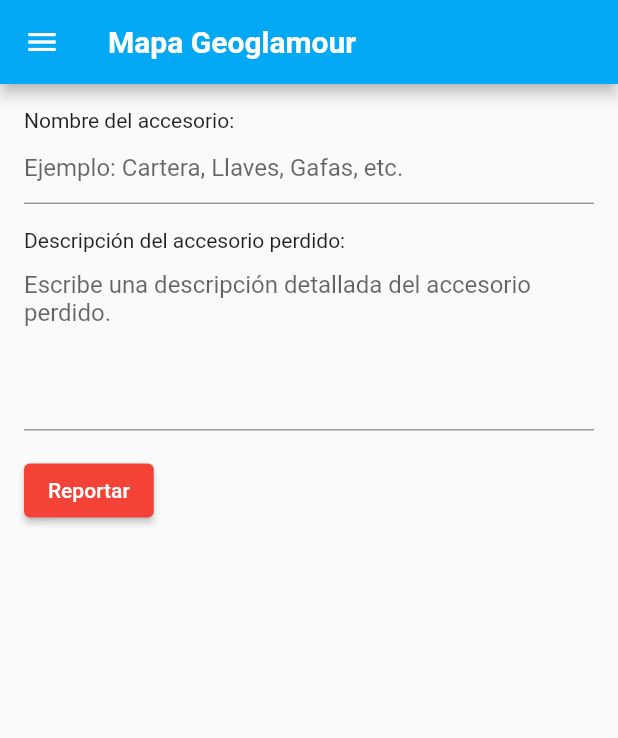
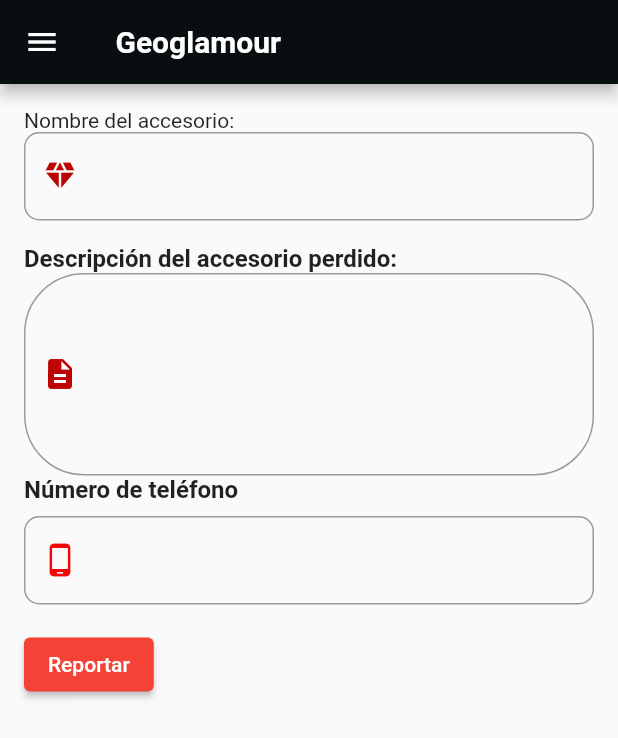
Before and after one commit to Brandonmejia19/GeoGlamour, a Flutter app: the accesorios screen opened directly, after a tap on "Reportar", on a phone screen of 412 x 824 dp. Shown: the top 738 px of the screen. Run offline on Flutter 3.47's test engine with Material 2 defaults, Android fonts, the phone set to English and light mode, and no system bars; our stand-ins replace cloud_firestore, firebase_auth, firebase_core, geolocator, google_maps_flutter, quickalert; accounts and stored records are empty.

Commit message:
cambio final

```diff
--- a/lib/accesorio.dart
+++ b/lib/accesorio.dart
@@ -1,7 +1,10 @@
+import 'package:firebase_auth/firebase_auth.dart';
 import 'package:flutter/material.dart';
 import 'package:geoglamour/main.dart';
 import 'package:geoglamour/reportar.dart';
 import 'package:geoglamour/views/login_page.dart';
+import 'package:quickalert/models/quickalert_type.dart';
+import 'package:quickalert/widgets/quickalert_dialog.dart';
 import 'login.dart';
 
 void main() {
@@ -35,9 +38,9 @@ class accesorios extends StatelessWidget {
   Widget build(BuildContext context) {
     return Scaffold(
         appBar: AppBar(
-          title: const Text('Mapa Geoglamour',
+          title: const Text(' Geoglamour',
               style: TextStyle(fontSize: 20.0, fontWeight: FontWeight.bold)),
-          backgroundColor: Colors.lightBlue,
+          backgroundColor: const Color.fromARGB(255, 3, 5, 6),
           leading: Builder(
             builder: (BuildContext context) {
               return IconButton(
@@ -127,10 +130,20 @@ class accesorios extends StatelessWidget {
                   ),
                 ),
                 onTap: () {
-                  Navigator.push(
-                    context,
-                    MaterialPageRoute(builder: (context) => LoginPage()),
-                  ); // Cierra el Drawer
+
+                  QuickAlert.show(
+      context: context,
+      text: '¿Realmente desea cerrar su sesión?',
+      type: QuickAlertType.confirm,
+      onConfirmBtnTap: (){
+        FirebaseAuth.instance.signOut();
+        Navigator.pushNamed(context, "/login");
+
+      } );
+                  //Navigator.push(
+                    //context,
+                   // MaterialPageRoute(builder: (context) => LoginPage()),
+                  //); // Cierra el Drawer
                   // Agrega la lógica para navegar a la página "Acerca de" aquí
                 },
               ),
@@ -151,7 +164,7 @@ class accesorios extends StatelessWidget {
                     Icon(
                       Icons.location_on, // Puedes elegir cualquier icono que desees
                       size: 100, // Tamaño del ícono
-                      color: Colors.red, // Color del ícono
+                      color: const Color.fromARGB(255, 236, 19, 3), // Color del ícono
                     ),
                     // Espacio entre la imagen y la información
                     Expanded(
--- a/lib/main.dart
+++ b/lib/main.dart
@@ -324,7 +324,7 @@ class _MapScreenState extends State<MapScreen> {
                     child: Icon(Icons.my_location),
                   ),
                 ),
-                Positioned(
+               /* Positioned(
                   top: 400,
                   right: 0,
                   child: FloatingActionButton(
@@ -333,7 +333,7 @@ class _MapScreenState extends State<MapScreen> {
                     backgroundColor: Colors.deepOrange,
                     child: Icon(Icons.map_sharp),
                   ),
-                ),
+                ),*/
                 Positioned(
                   top: 330,
                   right: 0,
--- a/lib/reportar.dart
+++ b/lib/reportar.dart
@@ -37,9 +37,9 @@ class reportar extends StatelessWidget {
   Widget build(BuildContext context) {
     return Scaffold(
       appBar: AppBar(
-        title: const Text('Mapa Geoglamour',
+        title: const Text(' Geoglamour',
             style: TextStyle(fontSize: 20.0, fontWeight: FontWeight.bold)),
-        backgroundColor: Colors.lightBlue,
+        backgroundColor: const Color.fromARGB(255, 9, 14, 16),
         leading: Builder(
           builder: (BuildContext context) {
             return IconButton(
@@ -74,7 +74,7 @@ class reportar extends StatelessWidget {
               ),
             ),
             ListTile(
-              leading: Icon(Icons.map,color: Colors.lightGreen,),
+              leading: Icon(Icons.map,color: Color.fromARGB(255, 226, 131, 7),),
               title: Text(
                 'Mapa',
                 style: TextStyle(fontSize: 20),
@@ -88,7 +88,7 @@ class reportar extends StatelessWidget {
               },
             ),
             ListTile(
-              leading: Icon(Icons.diamond_rounded,color: Colors.lightBlue,),
+              leading: Icon(Icons.diamond_rounded,color: const Color.fromARGB(255, 6, 8, 8),),
               title: Text(
                 'Accesorios',
                 style: TextStyle(fontSize: 20),
@@ -188,26 +188,89 @@ class _ReportAccessoryFormState extends State<ReportAccessoryForm> {
   Widget build(BuildContext context) {
     return Padding(
       padding: EdgeInsets.all(16.0),
+      child: SingleChildScrollView(
         child: Column(
           crossAxisAlignment: CrossAxisAlignment.start,
           children: <Widget>[
+      Column(
+        crossAxisAlignment: CrossAxisAlignment.start, // Alinea los elementos a la izquierda
+        children: [
           Text('Nombre del accesorio:'),
           TextFormField(
         controller: nameController,
         decoration: InputDecoration(
           hintText: 'Ejemplo: Cartera, Llaves, Gafas, etc.',
+          labelText: '',
+          labelStyle: TextStyle(color: const Color.fromARGB(255, 15, 16, 17)),
+          hintStyle: TextStyle(color: Colors.grey),
+          prefixIcon: Icon(Icons.diamond, color: Color.fromARGB(255, 188, 4, 4)),
+          border: OutlineInputBorder(
+            borderRadius: BorderRadius.circular(10.0),
+            borderSide: BorderSide(color: const Color.fromARGB(255, 1, 2, 2)),
+          ),
+          focusedBorder: OutlineInputBorder(
+            borderRadius: BorderRadius.circular(10.0),
+            borderSide: BorderSide(color: const Color.fromARGB(255, 20, 20, 21), width: 2.0),
           ),
         ),
+          ),
+        ],
+      ),
+
+            Column(
+        crossAxisAlignment: CrossAxisAlignment.start,
+        children: [
           SizedBox(height: 16.0),
-          Text('Descripción del accesorio perdido:'),
+          Text('Descripción del accesorio perdido:', style: TextStyle(fontSize: 16.0, fontWeight: FontWeight.bold)),
           TextFormField(
         controller: descriptionController,
         maxLines: 5,
         decoration: InputDecoration(
-              hintText:
-              'Escribe una descripción detallada del accesorio perdido.',
+          prefixIcon: Icon(Icons.description, color: Color.fromARGB(255, 188, 4, 4)), // Icono a la izquierda
+          hintText: 'Escribe una descripción detallada del accesorio perdido.',
+          labelText: '',
+          labelStyle: TextStyle(color: const Color.fromARGB(255, 6, 6, 6)),
+          hintStyle: TextStyle(color: Colors.grey),
+          border: OutlineInputBorder(
+            borderRadius: BorderRadius.circular(40.0),
+            borderSide: BorderSide(color: const Color.fromARGB(255, 13, 13, 13)),
+          ),
+          focusedBorder: OutlineInputBorder(
+            borderRadius: BorderRadius.circular(10.0),
+            borderSide: BorderSide(color: const Color.fromARGB(255, 4, 4, 4), width: 2.0),
           ),
         ),
+          ),
+        ],
+      ),
+
+
+            Column(
+        crossAxisAlignment: CrossAxisAlignment.start,
+        children: [
+          Text('Número de teléfono', style: TextStyle(fontSize: 16, fontWeight: FontWeight.bold)),
+          SizedBox(height: 8.0),
+          TextFormField(
+        controller: nameController,
+        decoration: InputDecoration(
+          hintText: 'Teléfono',
+          labelText: '',
+          labelStyle: TextStyle(color: const Color.fromARGB(255, 15, 16, 17)),
+          hintStyle: TextStyle(color: Colors.grey),
+          prefixIcon: Icon(Icons.phone_android, color:  Color.fromARGB(255, 245, 5, 5)), // Icono a la izquierda
+          border: OutlineInputBorder(
+            borderRadius: BorderRadius.circular(10.0),
+            borderSide: BorderSide(color: const Color.fromARGB(255, 1, 2, 2)),
+          ),
+          focusedBorder: OutlineInputBorder(
+            borderRadius: BorderRadius.circular(10.0),
+            borderSide: BorderSide(color: const Color.fromARGB(255, 20, 20, 21), width: 2.0),
+          ),
+        ),
+          ),
+        ],
+      ),
+
             SizedBox(height: 16.0),
             ElevatedButton(
               onPressed: () {
@@ -247,6 +310,7 @@ class _ReportAccessoryFormState extends State<ReportAccessoryForm> {
             ),
           ],
         ),
+      ),
     );
   }
 
--- a/pubspec.yaml
+++ b/pubspec.yaml
@@ -43,6 +43,8 @@ dependencies:
   quickalert: ^1.0.2
   firebase_auth: ^4.13.0
   geolocator: ^10.1.0
+  qr_flutter: ^4.0.0
+  flutter_barcode_scanner: ^2.0.0
 
 dev_dependencies:
   flutter_test:
```
Also changed, not shown: lib/generate.dart (+49 -8 lines), lib/scan.dart (+13 -8 lines), pubspec.lock. Lines whose indentation alone changed are shown as unchanged.
